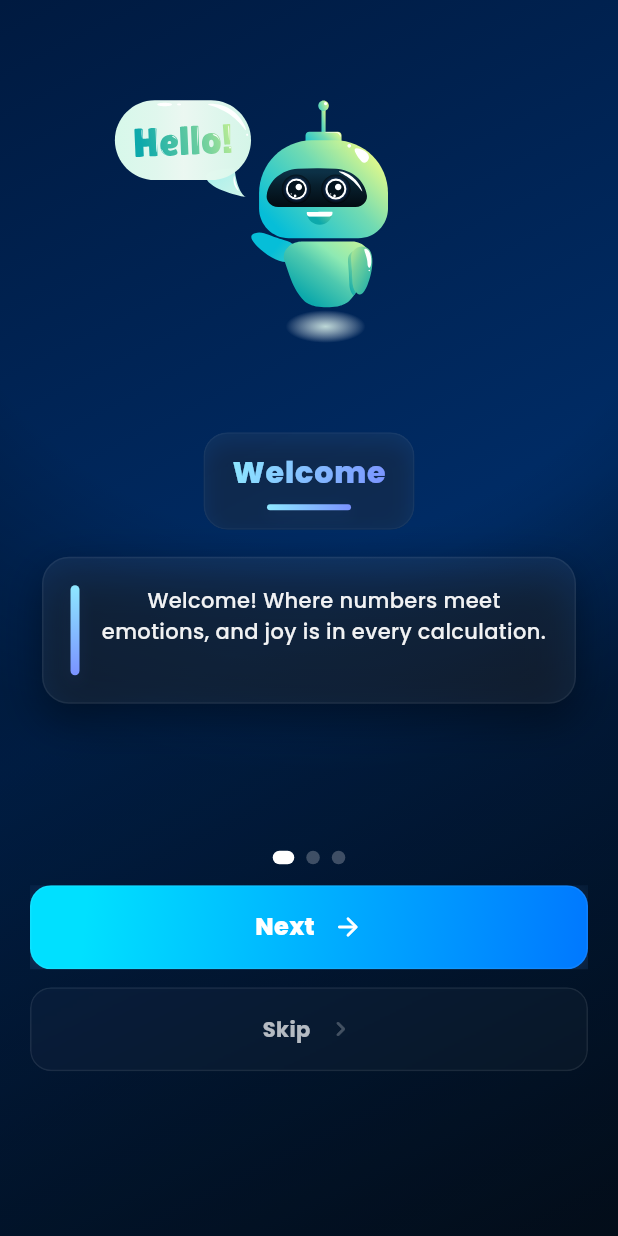
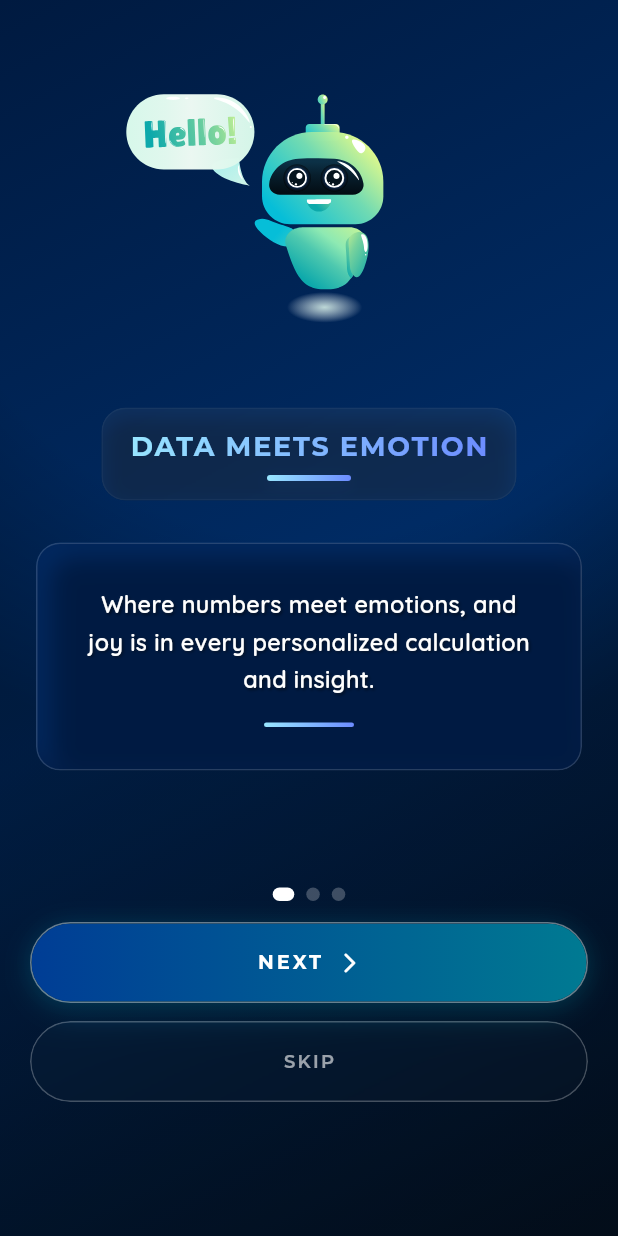
Before and after one commit to ANONYMOUS-SIDD/calculator, a Flutter app: the screen it shows after launch, on a phone screen of 412 x 824 dp. Run offline on Flutter 3.47's test engine with Material 3 defaults, Android fonts, the phone set to English and light mode, and no system bars; drawn by our look-alikes of smooth_page_indicator; our stand-ins replace google_fonts, lottie.

Commit message:
Complete Into Page

```diff
--- a/lib/screens/intro_screen.dart
+++ b/lib/screens/intro_screen.dart
@@ -6,11 +6,6 @@ import 'package:lottie/lottie.dart';
 import 'package:smooth_page_indicator/smooth_page_indicator.dart';
 
 /// Modern IntroScreen for Marriage Calculator
-/// - Lottie assets:
-///   assets/lottie/intro1.json
-///   assets/lottie/intro2.json
-///   assets/lottie/intro3.json
-/// - Call IntroScreen(onFinish: () { ... }) to handle completion.
 class IntroScreen extends StatefulWidget {
   final VoidCallback? onFinish;
 
@@ -24,7 +19,7 @@ class _IntroScreenState extends State<IntroScreen> {
   final PageController _controller = PageController();
   int _page = 0;
 
-  final List<_IntroPageData> _pages = [_IntroPageData(title: 'Welcome', lottie: 'assets/lottie/intro1.json', body: 'Welcome! Where numbers meet emotions, and joy is in every calculation.'), _IntroPageData(title: 'Explore', lottie: 'assets/lottie/intro2.json', body: 'Explore advanced features — unique, creative, and beyond ordinary math.'), _IntroPageData(title: 'Calculate', lottie: 'assets/lottie/intro3.json', body: 'Smart calculations that add fun, connection, and meaning to every result')];
+  final List<_IntroPageData> _pages = [_IntroPageData(title: 'DATA MEETS EMOTION', lottie: 'assets/lottie/intro1.json', body: 'Where numbers meet emotions, and joy is in every personalized calculation and insight.'), _IntroPageData(title: 'ADVANCED FEATURES', lottie: 'assets/lottie/intro2.json', body: 'Explore advanced features — unique, creative, and beyond ordinary math to strengthen your bond.'), _IntroPageData(title: 'CALCULATE & SHARE', lottie: 'assets/lottie/intro3.json', body: 'Smart calculations that add fun, connection, and real meaning to every result you share together.')];
 
   void _next() {
     if (_page < _pages.length - 1) {
@@ -44,6 +39,12 @@ class _IntroScreenState extends State<IntroScreen> {
     super.dispose();
   }
 
+  // Define refined colors
+  static const Color _cardBaseColor = Color(0xFF001F52);
+  static const Color _glassGradientStart = Color(0xFF98E6FF);
+  static const Color _glassGradientEnd = Color(0xFF6C8CFF);
+  static const Color _neumorphicHighlight = Color(0xFF003A7F);
+
   Widget _background() {
     return Container(
       decoration: const BoxDecoration(
@@ -60,8 +61,7 @@ class _IntroScreenState extends State<IntroScreen> {
 
   // glass title with gradient text and subtle underline accent
   Widget _glassTitle(String text, double animValue) {
-    // animValue: 1.0 when on-center, <1 when off-center.
-    final double scale = 0.96 + (animValue * 0.04); // subtle scale on focused
+    final double scale = 0.96 + (animValue * 0.04);
     return Center(
       child: Transform.scale(
         scale: scale,
@@ -82,20 +82,20 @@ class _IntroScreenState extends State<IntroScreen> {
                 children: [
                   // gradient title
                   ShaderMask(
-                    shaderCallback: (bounds) => const LinearGradient(colors: [Color(0xFF8EE8FF), Color(0xFF7A92FF)], begin: Alignment.topLeft, end: Alignment.bottomRight).createShader(Rect.fromLTWH(0, 0, bounds.width, bounds.height)),
+                    shaderCallback: (bounds) => const LinearGradient(colors: [_glassGradientStart, _glassGradientEnd], begin: Alignment.topLeft, end: Alignment.bottomRight).createShader(Rect.fromLTWH(0, 0, bounds.width, bounds.height)),
                     blendMode: BlendMode.srcIn,
                     child: Text(
                       text,
-                      style: GoogleFonts.poppins(fontSize: 20, fontWeight: FontWeight.w800, color: Colors.white, letterSpacing: 0.6),
+                      style: GoogleFonts.montserrat(fontSize: 18, fontWeight: FontWeight.w700, color: Colors.white, letterSpacing: 1.2),
                     ),
                   ),
                   const SizedBox(height: 6),
-                  // subtle gradient underline for refinement
+                  // subtle gradient underline
                   Container(
                     width: 56,
                     height: 4,
                     decoration: BoxDecoration(
-                      gradient: const LinearGradient(colors: [Color(0xFF8EE8FF), Color(0xFF7A92FF)]),
+                      gradient: const LinearGradient(colors: [_glassGradientStart, _glassGradientEnd]),
                       borderRadius: BorderRadius.circular(8),
                       boxShadow: [BoxShadow(color: Colors.blueAccent.withOpacity(0.10 * animValue), blurRadius: 8 * animValue, offset: Offset(0, 3 * animValue))],
                     ),
@@ -109,15 +109,90 @@ class _IntroScreenState extends State<IntroScreen> {
     );
   }
 
+  // UPDATED: Glass-outlined Description Card with Text Enhancements
+  Widget _buildNeumorphicDescriptionCard(_IntroPageData data, double contentOpacity, double contentTranslateY) {
+    const Color shadowColor = Color(0xFF000F22);
+    const double borderRadius = 16.0;
+
+    return Padding(
+      padding: const EdgeInsets.symmetric(horizontal: 24.0),
+      child: Transform.translate(
+        offset: Offset(0, contentTranslateY),
+        child: Opacity(
+          opacity: contentOpacity,
+          child: ClipRRect(
+            borderRadius: BorderRadius.circular(borderRadius),
+            child: BackdropFilter(
+              filter: ImageFilter.blur(sigmaX: 10.0, sigmaY: 10.0), // Strong blur for glass effect
+              child: Container(
+                padding: const EdgeInsets.fromLTRB(32, 28, 32, 28),
+                decoration: BoxDecoration(
+                  color: _cardBaseColor.withOpacity(0.6), // More transparent base color
+                  borderRadius: BorderRadius.circular(borderRadius),
+                  border: Border.all(
+                    color: Colors.white.withOpacity(0.15), // Subtle glass border
+                    width: 1.0,
+                  ),
+                  boxShadow: [
+                    // Inner glow to mimic light on glass edges
+                    BoxShadow(color: _glassGradientStart.withOpacity(0.08), offset: const Offset(2, 2), blurRadius: 10, spreadRadius: -2),
+                    BoxShadow(color: _glassGradientEnd.withOpacity(0.08), offset: const Offset(-2, -2), blurRadius: 10, spreadRadius: -2),
+                    // Original Neumorphic shadows for depth
+                    BoxShadow(color: _neumorphicHighlight.withOpacity(0.8), offset: const Offset(-5, -5), blurRadius: 12, spreadRadius: -2),
+                    BoxShadow(color: shadowColor.withOpacity(0.9), offset: const Offset(7, 7), blurRadius: 14, spreadRadius: -2),
+                  ],
+                ),
+                child: Column(
+                  crossAxisAlignment: CrossAxisAlignment.start,
+                  children: [
+                    // UPDATED: Text style using Quicksand font
+                    Text(
+                      data.body,
+                      textAlign: TextAlign.center,
+                      style: GoogleFonts.quicksand(
+                        // Changed font to Quicksand
+                        color: Colors.white, // Full opacity white
+                        fontSize: 15.5,
+                        height: 1.6,
+                        fontWeight: FontWeight.w600, // Semi-bold for sharpness
+                        shadows: [
+                          // Crisp inner shadow
+                          Shadow(color: Colors.black.withOpacity(0.6), offset: const Offset(1.0, 1.0), blurRadius: 2),
+                          // Subtle light glow
+                          Shadow(color: Colors.white.withOpacity(0.1), offset: const Offset(0, 0), blurRadius: 1),
+                        ],
+                      ),
+                    ),
+                    const SizedBox(height: 16),
+                    // Subtle divider or accent at the bottom of the card
+                    Center(
+                      child: Container(
+                        width: 60,
+                        height: 3,
+                        decoration: BoxDecoration(
+                          gradient: const LinearGradient(colors: [_glassGradientStart, _glassGradientEnd]),
+                          borderRadius: BorderRadius.circular(8),
+                        ),
+                      ),
+                    ),
+                  ],
+                ),
+              ),
+            ),
+          ),
+        ),
+      ),
+    );
+  }
+
   // builds animated page content using page position
   Widget _buildPage(_IntroPageData data, BuildContext context, int index) {
     final media = MediaQuery.of(context);
-    final topHeight = media.size.height * 0.34;
+    final topHeight = media.size.height * 0.32;
 
     return AnimatedBuilder(
       animation: _controller,
       builder: (context, child) {
-        // calculate page offset (0 when focused)
         double page = 0;
         if (_controller.hasClients) {
           page = (_controller.page ?? _controller.initialPage.toDouble());
@@ -126,9 +201,7 @@ class _IntroScreenState extends State<IntroScreen> {
         }
         final double delta = (page - index);
         final double absDelta = delta.abs().clamp(0.0, 1.0);
-
-        // compute transform values
-        final double lottieTranslateY = delta * 40; // parallax
+        final double lottieTranslateY = delta * 40;
         final double lottieScale = 1 - (absDelta * 0.06);
         final double contentOpacity = (1.0 - absDelta * 0.5).clamp(0.0, 1.0);
         final double contentTranslateY = delta * 18;
@@ -157,86 +230,30 @@ class _IntroScreenState extends State<IntroScreen> {
 
               const SizedBox(height: 8),
 
-              // Glass-like title box (only the page name) with gradient text
+              // Glass-like title box
               Padding(
                 padding: const EdgeInsets.symmetric(horizontal: 28.0),
                 child: Opacity(opacity: 0.9 + (0.1 * titleAnim), child: _glassTitle(data.title, titleAnim)),
               ),
 
-              const SizedBox(height: 18),
+              const SizedBox(height: 28),
 
-              // Center: description inside a translucent card with a modern left-accent bar
-              Padding(
-                padding: const EdgeInsets.symmetric(horizontal: 28.0),
-                child: Transform.translate(
-                  offset: Offset(0, contentTranslateY),
-                  child: Opacity(
-                    opacity: contentOpacity,
-                    child: Container(
-                      padding: const EdgeInsets.symmetric(horizontal: 18, vertical: 18),
-                      decoration: BoxDecoration(
-                        color: Colors.white.withOpacity(0.04 + 0.02 * (1 - absDelta)),
-                        borderRadius: BorderRadius.circular(18),
-                        border: Border.all(color: Colors.white.withOpacity(0.06)),
-                        boxShadow: [BoxShadow(color: Colors.black.withOpacity(0.45 * (1 - absDelta)), blurRadius: 24, offset: const Offset(0, 10))],
-                      ),
-                      child: Row(
-                        crossAxisAlignment: CrossAxisAlignment.start,
-                        children: [
-                          // left accent bar
-                          Container(
-                            width: 6,
-                            height: 60,
-                            decoration: BoxDecoration(
-                              gradient: const LinearGradient(colors: [Color(0xFF8EE8FF), Color(0xFF7A92FF)], begin: Alignment.topCenter, end: Alignment.bottomCenter),
-                              borderRadius: BorderRadius.circular(8),
-                              boxShadow: [BoxShadow(color: Colors.blueAccent.withOpacity(0.08), blurRadius: 8, offset: const Offset(0, 4))],
-                            ),
-                          ),
-                          const SizedBox(width: 14),
-                          // text
-                          Expanded(
-                            child: Column(
-                              crossAxisAlignment: CrossAxisAlignment.start,
-                              children: [
-                                Text(
-                                  data.body,
-                                  textAlign: TextAlign.center,
-                                  style: GoogleFonts.poppins(color: Colors.white.withOpacity(0.94), fontSize: 14, height: 1.5, fontWeight: FontWeight.w500),
-                                ),
-                              ],
-                            ),
-                          ),
-                        ],
-                      ),
-                    ),
-                  ),
-                ),
-              ),
+              // Center: NEUMORPHIC DESCRIPTION CARD
+              _buildNeumorphicDescriptionCard(data, contentOpacity, contentTranslateY),
 
-              // slightly increased gap so dots sit with a small comfortable space below the description
-              const SizedBox(height: 98),
+              const SizedBox(height: 78),
 
-              // Page indicator placed a bit above the buttons (reduced bottom padding)
+              // Page indicator placed a bit above the buttons
               Padding(
                 padding: const EdgeInsets.only(bottom: 8.0),
                 child: SmoothPageIndicator(
                   controller: _controller,
                   count: _pages.length,
-                  // Reduced expansionFactor so current (active) dot is less elongated
-                  effect: ExpandingDotsEffect(
-                    dotHeight: 9,
-                    dotWidth: 9,
-                    activeDotColor: Colors.white,
-                    dotColor: Colors.white24,
-                    expansionFactor: 1.6, // smaller expansion -> shorter active length
-                    spacing: 8,
-                  ),
+                  effect: ExpandingDotsEffect(dotHeight: 9, dotWidth: 9, activeDotColor: Colors.white, dotColor: Colors.white24, expansionFactor: 1.6, spacing: 8),
                 ),
               ),
 
-              // Buttons stacked vertically: primary Next/Get Started then secondary Skip
-              // moved slightly up by applying a small negative translate so buttons sit higher
+              // Buttons stacked vertically
               Transform.translate(
                 offset: const Offset(0, -6),
                 child: Padding(
@@ -247,22 +264,17 @@ class _IntroScreenState extends State<IntroScreen> {
                       // Primary full-width modern gradient button (Next / Get Started)
                       SizedBox(
                         width: double.infinity,
-                        height: 56, // fixed height for consistent sizing
-                        child: _PrimarySameSizeButton(
-                          label: _page == _pages.length - 1 ? 'Get Started' : 'Next',
-                          onTap: _next,
-                          // always forward arrow (no circle)
-                          icon: Icons.arrow_forward_rounded,
-                        ),
+                        height: 54,
+                        child: _PrimaryPillButton(label: _page == _pages.length - 1 ? 'GET STARTED' : 'NEXT', onTap: _next),
                       ),
 
                       const SizedBox(height: 12),
 
-                      // Secondary skip button with glass-like outline — same size as primary
+                      // Secondary skip button with new glass outline design
                       SizedBox(
                         width: double.infinity,
-                        height: 56, // same fixed height
-                        child: _SecondarySameSizeButton(label: 'Skip', onTap: _skipToEnd),
+                        height: 54,
+                        child: _SecondaryOutlineGlassButton(label: 'SKIP', onTap: _skipToEnd),
                       ),
                     ],
                   ),
@@ -289,51 +301,87 @@ class _IntroScreenState extends State<IntroScreen> {
   }
 }
 
-/// Primary button (kept same size as secondary) with improved visuals:
-/// - refined gradient with soft glow, inline icon, stronger font
-/// - subtle pressed scale via InkWell splash
-class _PrimarySameSizeButton extends StatelessWidget {
+//---
+
+/// Primary Pill Button with Deep Sapphire Blue Gradient and Gloss Border
+class _PrimaryPillButton extends StatefulWidget {
   final VoidCallback onTap;
   final String label;
-  final IconData icon;
 
-  const _PrimarySameSizeButton({Key? key, required this.onTap, required this.label, required this.icon}) : super(key: key);
+  const _PrimaryPillButton({Key? key, required this.onTap, required this.label}) : super(key: key);
+
+  @override
+  State<_PrimaryPillButton> createState() => _PrimaryPillButtonState();
+}
+
+class _PrimaryPillButtonState extends State<_PrimaryPillButton> with SingleTickerProviderStateMixin {
+  late AnimationController _animationController;
+  late Animation<Offset> _slideAnimation;
+
+  @override
+  void initState() {
+    super.initState();
+    _animationController = AnimationController(vsync: this, duration: const Duration(milliseconds: 200));
+    _slideAnimation = Tween<Offset>(begin: Offset.zero, end: const Offset(0.3, 0.0)).animate(CurvedAnimation(parent: _animationController, curve: Curves.easeOut));
+  }
+
+  @override
+  void dispose() {
+    _animationController.dispose();
+    super.dispose();
+  }
+
+  void _handleTap() {
+    _animationController.forward().then((_) => _animationController.reverse());
+    widget.onTap();
+  }
 
   @override
   Widget build(BuildContext context) {
-    // Slightly richer gradient, subtle outer glow and crisp border
-    return Material(
+    const double borderRadius = 27.0;
+    // Deep Sapphire Blue to Dark Cyan
+    const List<Color> gradientColors = [Color(0xFF003D95), Color(0xFF007A92)];
+    const Color shadowColor = Color(0xFF007A92);
+
+    return Container(
+      decoration: BoxDecoration(
+        // Outer white glass border
+        border: Border.all(color: Colors.white.withOpacity(0.4), width: 1.0),
+        borderRadius: BorderRadius.circular(borderRadius),
+        boxShadow: [
+          BoxShadow(color: shadowColor.withOpacity(0.3), offset: const Offset(0, 4), blurRadius: 15),
+          BoxShadow(color: shadowColor.withOpacity(0.08), offset: Offset(0, 0), blurRadius: 10),
+        ],
+      ),
+      child: ClipRRect(
+        borderRadius: BorderRadius.circular(borderRadius),
+        child: Material(
           color: Colors.transparent,
           child: InkWell(
-        borderRadius: BorderRadius.circular(14),
-        onTap: onTap,
+            onTap: _handleTap,
             splashColor: Colors.white24,
             highlightColor: Colors.white10,
             child: Ink(
-          decoration: BoxDecoration(
-            gradient: const LinearGradient(colors: [Color(0xFF00E0FF), Color(0xFF0078FF)], begin: Alignment(-0.8, -0.4), end: Alignment(1.0, 0.8)),
-            borderRadius: BorderRadius.circular(14),
-            boxShadow: [
-              // main shadow
-              BoxShadow(color: Colors.blueAccent.withOpacity(0.24), offset: const Offset(0, 10), blurRadius: 30),
-              // soft outer glow
-              BoxShadow(color: const Color(0xFF7AD8FF).withOpacity(0.08), offset: Offset(0, 0), blurRadius: 24),
-            ],
-            border: Border.all(color: Colors.white.withOpacity(0.06)),
+              decoration: const BoxDecoration(
+                gradient: LinearGradient(colors: gradientColors, begin: Alignment.centerLeft, end: Alignment.centerRight),
               ),
-          padding: const EdgeInsets.symmetric(vertical: 12, horizontal: 18),
+              padding: const EdgeInsets.symmetric(horizontal: 24, vertical: 14),
               child: Row(
                 mainAxisAlignment: MainAxisAlignment.center,
                 children: [
-              // label
                   Text(
-                label,
-                style: GoogleFonts.poppins(color: Colors.white, fontWeight: FontWeight.w800, fontSize: 16),
+                    widget.label,
+                    style: GoogleFonts.montserrat(color: Colors.white, fontWeight: FontWeight.w700, fontSize: 13.0, letterSpacing: 2.0),
                   ),
-              const SizedBox(width: 12),
-              // icon inline (no circle)
-              Icon(icon, color: Colors.white, size: 20),
+                  const SizedBox(width: 10),
+                  // Animated icon
+                  SlideTransition(
+                    position: _slideAnimation,
+                    child: const Icon(Icons.arrow_forward_ios_rounded, color: Colors.white, size: 16),
+                  ),
                 ],
+              ),
+            ),
           ),
         ),
       ),
@@ -341,39 +389,44 @@ class _PrimarySameSizeButton extends StatelessWidget {
   }
 }
 
-/// Secondary button (same height) with glass/frosted look and a crisp outline
-class _SecondarySameSizeButton extends StatelessWidget {
+//---
+
+/// Secondary Outline Glass Button
+class _SecondaryOutlineGlassButton extends StatelessWidget {
   final VoidCallback onTap;
   final String label;
 
-  const _SecondarySameSizeButton({Key? key, required this.onTap, required this.label}) : super(key: key);
+  const _SecondaryOutlineGlassButton({Key? key, required this.onTap, required this.label}) : super(key: key);
 
   @override
   Widget build(BuildContext context) {
+    const double borderRadius = 27.0;
+
     return ClipRRect(
-      borderRadius: BorderRadius.circular(14),
+      borderRadius: BorderRadius.circular(borderRadius),
       child: BackdropFilter(
-        filter: ImageFilter.blur(sigmaX: 6.0, sigmaY: 6.0),
+        filter: ImageFilter.blur(sigmaX: 10.0, sigmaY: 10.0),
+        child: Material(
+          color: Colors.transparent,
           child: InkWell(
             onTap: onTap,
+            splashColor: Colors.white10,
+            highlightColor: Colors.white.withOpacity(0.02),
             child: Container(
               alignment: Alignment.center,
-            padding: const EdgeInsets.symmetric(vertical: 12),
+              padding: const EdgeInsets.symmetric(vertical: 14),
               decoration: BoxDecoration(
-              color: Colors.white.withOpacity(0.025),
-              borderRadius: BorderRadius.circular(14),
-              border: Border.all(color: Colors.white.withOpacity(0.08)),
+                color: Colors.white.withOpacity(0.01),
+                borderRadius: BorderRadius.circular(borderRadius),
+                border: Border.all(
+                  color: Colors.white.withOpacity(0.25), // Brighter, clearer glass border
+                  width: 1.0,
                 ),
-            child: Row(
-              mainAxisAlignment: MainAxisAlignment.center,
-              children: [
-                Text(
+              ),
+              child: Text(
                 label,
-                  style: GoogleFonts.poppins(color: Colors.white70, fontWeight: FontWeight.w700),
+                style: GoogleFonts.montserrat(color: Colors.white.withOpacity(0.6), fontWeight: FontWeight.w600, fontSize: 12.0, letterSpacing: 1.5),
               ),
-                const SizedBox(width: 10),
-                Icon(Icons.chevron_right_rounded, color: Colors.white24, size: 20),
-              ],
             ),
           ),
         ),
```
Lines whose indentation alone changed are shown as unchanged.
